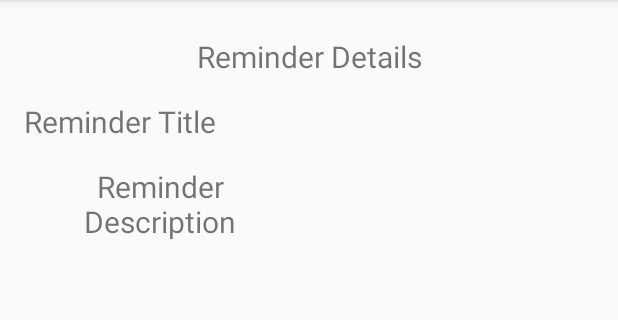
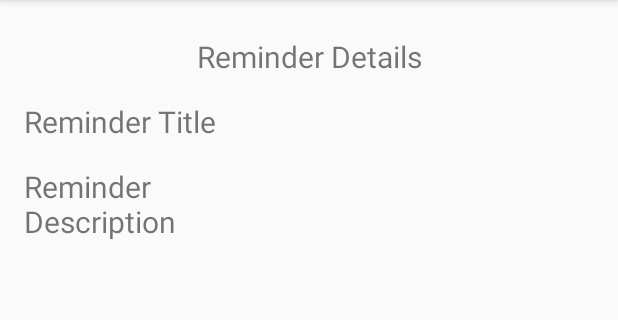
Before and after one commit to omarAhmed22600/Location-Reminder, an Android app: the ReminderDescriptionActivity screen opened directly, with no data from a screen before it, on a phone screen of 412 x 824 dp, the part 84-404 px from its top. Run offline under Robolectric (Android 15) with nearby library versions, the phone set to English and light mode, and no system bars; our stand-ins replace data binding; 1 statement that could not run was skipped.

Commit message:
##Bug Fixing## -Fixed farther design issues in activity_reminder_description.xml.

```diff
--- a/app/src/main/res/layout/activity_reminder_description.xml
+++ b/app/src/main/res/layout/activity_reminder_description.xml
@@ -35,8 +35,9 @@
             android:layout_height="wrap_content"
             android:layout_marginStart="16dp"
             android:layout_marginTop="16dp"
-            android:gravity="center"
+            android:gravity="start"
             android:text="@string/reminder_title"
+            android:textAlignment="viewStart"
             android:textSize="@dimen/text_size_large"
             app:layout_constraintStart_toStartOf="parent"
             app:layout_constraintTop_toBottomOf="@+id/textView3" />
@@ -48,8 +49,9 @@
             android:layout_marginStart="16dp"
             android:layout_marginTop="16dp"
             android:layout_marginEnd="16dp"
-            android:gravity="center"
+            android:gravity="start"
             android:text="@{reminderDataItem.title}"
+            android:textAlignment="viewStart"
             android:textSize="@dimen/text_size_large"
             app:layout_constraintEnd_toEndOf="parent"
             app:layout_constraintStart_toEndOf="@+id/title_label"
@@ -62,8 +64,9 @@
             android:layout_height="wrap_content"
             android:layout_marginStart="16dp"
             android:layout_marginTop="16dp"
-            android:gravity="center"
+            android:gravity="start"
             android:text="@string/reminder_description"
+            android:textAlignment="viewStart"
             android:textSize="@dimen/text_size_large"
             app:layout_constraintEnd_toStartOf="@+id/description_text"
             app:layout_constraintHorizontal_bias="0.5"
@@ -77,8 +80,9 @@
             android:layout_marginStart="16dp"
             android:layout_marginTop="16dp"
             android:layout_marginEnd="16dp"
-            android:gravity="center"
+            android:gravity="start"
             android:text="@{reminderDataItem.description}"
+            android:textAlignment="viewStart"
             android:textSize="@dimen/text_size_large"
             app:layout_constraintEnd_toEndOf="parent"
             app:layout_constraintHorizontal_bias="0.5"
```
